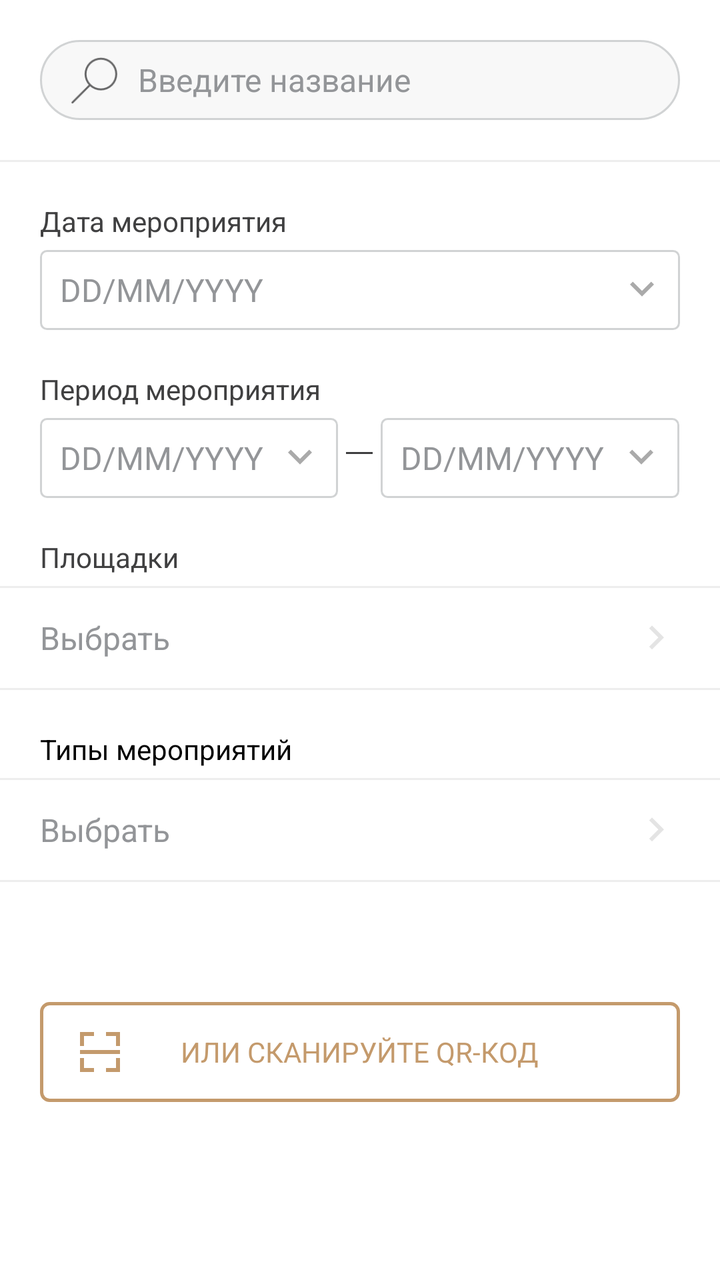
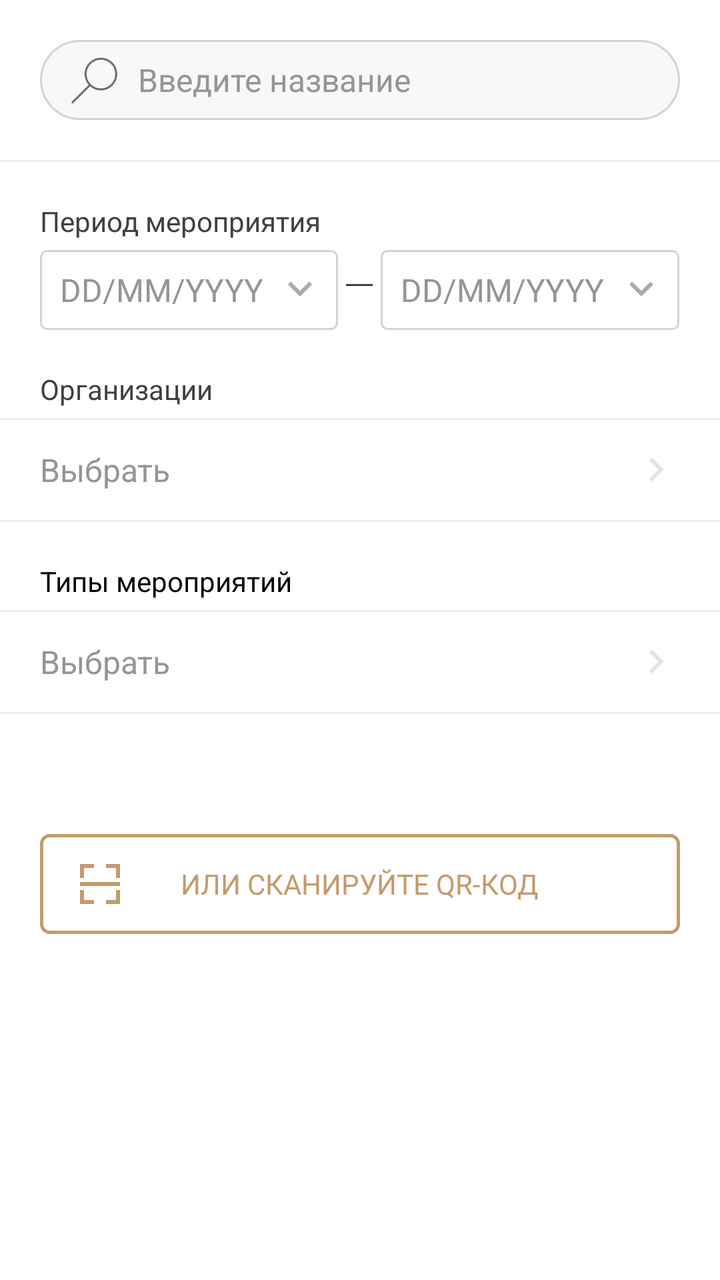

Two renders of the same Android screen: before a commit and after it. Below are the layout's source before the change and the commit's diff.
<!-- AndroidManifest.xml: application theme AppTheme -->
<!-- res/layout/item_search_header.xml -->
<?xml version="1.0" encoding="utf-8"?>
<LinearLayout xmlns:android="http://schemas.android.com/apk/res/android"
    xmlns:tools="http://schemas.android.com/tools"
    android:layout_width="match_parent"
    android:layout_height="wrap_content"
    android:orientation="vertical"
    android:paddingBottom="10dp">

    <FrameLayout
        android:layout_width="match_parent"
        android:layout_height="wrap_content"
        android:background="@android:color/white"
        android:padding="@dimen/profile_padding_start">

        <EditText
            android:id="@+id/etSearchText"
            android:layout_width="match_parent"
            android:layout_height="40dp"
            android:background="@drawable/background_search_edittext"
            android:drawableStart="@drawable/ic_search"
            android:drawablePadding="10dp"
            android:hint="@string/search_hint"
            android:paddingStart="15dp"
            android:textColor="@android:color/black"
            android:textColorHint="@color/hint_gray"
            android:textSize="16sp"
            tools:ignore="Autofill,TextFields" />
    </FrameLayout>

    <View style="@style/ViewDivider.Horizontal" />

    <TextView
        android:layout_width="wrap_content"
        android:layout_height="wrap_content"
        android:layout_marginStart="@dimen/profile_padding_start"
        android:layout_marginTop="20dp"
        android:text="@string/search_date" />

    <TextView
        android:id="@+id/tvDate"
        android:layout_width="match_parent"
        android:layout_height="40dp"
        android:layout_marginStart="@dimen/profile_padding_start"
        android:layout_marginTop="5dp"
        android:layout_marginEnd="@dimen/profile_padding_start"
        android:background="@drawable/background_edittext_login"
        android:drawableEnd="@drawable/ic_keyboard_arrow_down_black_24dp"
        android:gravity="center_vertical"
        android:hint="@string/search_date_hint"
        android:paddingStart="10dp"
        android:paddingEnd="7dp"
        android:textColorHint="@color/hint_gray"
        android:textSize="16sp" />

    <TextView
        android:layout_width="wrap_content"
        android:layout_height="wrap_content"
        android:layout_marginStart="@dimen/profile_padding_start"
        android:layout_marginTop="20dp"
        android:text="@string/search_period_date" />

    <LinearLayout
        android:layout_width="match_parent"
        android:layout_height="wrap_content"
        android:orientation="horizontal"
        android:paddingStart="@dimen/profile_padding_start"
        android:paddingEnd="@dimen/profile_padding_start">

        <TextView
            android:id="@+id/tvPeriodFrom"
            android:layout_width="0dp"
            android:layout_height="40dp"
            android:layout_marginTop="5dp"
            android:layout_weight="1"
            android:background="@drawable/background_edittext_login"
            android:drawableEnd="@drawable/ic_keyboard_arrow_down_black_24dp"
            android:gravity="center_vertical"
            android:hint="@string/search_date_hint"
            android:paddingStart="10dp"
            android:paddingEnd="7dp"
            android:textColorHint="@color/hint_gray"
            android:textSize="16sp" />

        <View
            android:layout_width="0dp"
            android:layout_height="1dp"
            android:layout_gravity="center"
            android:layout_marginStart="4dp"
            android:layout_marginEnd="4dp"
            android:layout_weight="0.09"
            android:background="@color/text_title" />

        <TextView
            android:id="@+id/tvPeriodTo"
            android:layout_width="0dp"
            android:layout_height="40dp"
            android:layout_marginTop="5dp"
            android:layout_weight="1"
            android:background="@drawable/background_edittext_login"
            android:drawableEnd="@drawable/ic_keyboard_arrow_down_black_24dp"
            android:gravity="center_vertical"
            android:hint="@string/search_date_hint"
            android:paddingStart="10dp"
            android:paddingEnd="7dp"
            android:textColorHint="@color/hint_gray"
            android:textSize="16sp" />

    </LinearLayout>

    <TextView
        android:layout_width="wrap_content"
        android:layout_height="wrap_content"
        android:layout_marginStart="@dimen/profile_padding_start"
        android:layout_marginTop="20dp"
        android:text="@string/search_places" />

    <View
        style="@style/ViewDivider.Horizontal"
        android:layout_marginTop="5dp" />

    <TextView
        android:id="@+id/tvPlaces"
        android:layout_width="match_parent"
        android:layout_height="@dimen/profile_height_field"
        android:background="@android:color/white"
        android:drawableEnd="@drawable/ic_keyboard_arrow_right"
        android:gravity="center_vertical"
        android:hint="@string/search_select"
        android:paddingStart="@dimen/profile_padding_start"
        android:paddingEnd="@dimen/profile_padding_start"
        android:textColorHint="@color/hint_gray"
        android:textSize="16sp" />

    <View style="@style/ViewDivider.Horizontal" />

    <androidx.recyclerview.widget.RecyclerView
        android:id="@+id/recyclerViewPlaces"
        android:layout_width="match_parent"
        android:layout_height="wrap_content"
        android:paddingStart="@dimen/profile_padding_start"
        android:paddingEnd="@dimen/profile_padding_start"
        />

    <TextView
        android:layout_width="wrap_content"
        android:layout_height="wrap_content"
        android:layout_marginStart="@dimen/profile_padding_start"
        android:layout_marginTop="20dp"
        android:text="@string/search_type_event"
        android:textColor="@android:color/black" />

    <View
        style="@style/ViewDivider.Horizontal"
        android:layout_marginTop="5dp" />

    <TextView
        android:id="@+id/tvTypeEvents"
        android:layout_width="match_parent"
        android:layout_height="@dimen/profile_height_field"
        android:background="@android:color/white"
        android:drawableEnd="@drawable/ic_keyboard_arrow_right"
        android:gravity="center_vertical"
        android:hint="@string/search_select"
        android:paddingStart="@dimen/profile_padding_start"
        android:paddingEnd="@dimen/profile_padding_start"
        android:textColorHint="@color/hint_gray"
        android:textSize="16sp" />

    <View style="@style/ViewDivider.Horizontal" />

    <androidx.recyclerview.widget.RecyclerView
        android:id="@+id/recyclerViewType"
        android:layout_width="match_parent"
        android:layout_height="wrap_content"
        android:paddingStart="@dimen/profile_padding_start"
        android:paddingEnd="@dimen/profile_padding_start" />


    <FrameLayout
        android:id="@+id/btnQr"
        android:layout_width="match_parent"
        android:layout_height="@dimen/profile_height_field"
        android:layout_marginStart="@dimen/profile_padding_start"
        android:layout_marginTop="60dp"
        android:layout_marginEnd="@dimen/profile_padding_start"
        android:background="@drawable/background_corners_border"
        android:theme="@style/ViewBackgroundAccent">

        <ImageView
            android:layout_width="20dp"
            android:layout_height="20dp"
            android:layout_gravity="center_vertical"
            android:layout_marginStart="20dp"
            android:src="@drawable/ic_scan"
            tools:ignore="ContentDescription" />

        <TextView
            android:layout_width="wrap_content"
            android:layout_height="wrap_content"
            android:layout_gravity="center"
            android:text="@string/search_scan_qr_btn"
            android:textAllCaps="true"
            android:textColor="@color/colorAccent"
            android:textSize="14sp" />

    </FrameLayout>

    <LinearLayout
        android:id="@+id/llSearchResultTitle"
        android:layout_width="match_parent"
        android:layout_height="wrap_content"
        android:layout_marginTop="30dp"
        android:layout_marginBottom="10dp"
        android:orientation="horizontal"
        android:paddingStart="@dimen/profile_padding_start"
        android:visibility="gone">

        <TextView
            android:layout_width="wrap_content"
            android:layout_height="wrap_content"
            android:text="@string/search_result"
            fontPath="fonts/OpenSans-Light.ttf"
            android:textSize="18sp" />

    </LinearLayout>


</LinearLayout>
<!-- resources referenced by this layout -->
<resources>
  <color name="colorAccent">#C49A6C</color>
  <color name="hint_gray">#939598</color>
  <color name="text_title">#404041</color>
  <dimen name="profile_height_field">50dp</dimen>
  <dimen name="profile_padding_start">20dp</dimen>
  <!-- drawable background_corners_border (drawable) -->
  <?xml version="1.0" encoding="utf-8"?>
  <shape xmlns:android="http://schemas.android.com/apk/res/android">
      <corners android:radius="@dimen/background_default_corners_radius" />
      <stroke
          android:width="1.5dp"
          android:color="?attr/viewBackground" />
  </shape>
  <!-- drawable background_edittext_login (drawable) -->
  <?xml version="1.0" encoding="utf-8"?>
  <shape xmlns:android="http://schemas.android.com/apk/res/android">
      <stroke
          android:width="1dp"
          android:color="@color/disabled_color" />
      <corners android:radius="3dp" />
      <solid android:color="@android:color/white" />
  </shape>
  <!-- drawable background_search_edittext (drawable) -->
  <?xml version="1.0" encoding="utf-8"?>
  <shape xmlns:android="http://schemas.android.com/apk/res/android">
      <corners android:radius="40dp"/>
      <solid android:color="@color/search_edit_text_bg"/>
      <stroke android:color="@color/disabled_color" android:width="1dp"/>
  
  </shape>
  <!-- drawable ic_keyboard_arrow_right (drawable) -->
  <vector android:height="24dp" android:tint="#E4E4E4"
      android:viewportHeight="24.0" android:viewportWidth="24.0"
      android:width="24dp" xmlns:android="http://schemas.android.com/apk/res/android">
      <path android:fillColor="#FF000000" android:pathData="M8.59,16.34l4.58,-4.59 -4.58,-4.59L10,5.75l6,6 -6,6z"/>
  </vector>
  <string name="search_date">Дата мероприятия</string>
  <string name="search_date_hint">DD/MM/YYYY</string>
  <string name="search_hint">Введите название</string>
  <string name="search_period_date">Период мероприятия</string>
  <string name="search_places">Площадки</string>
  <string name="search_result">Результат поиска</string>
  <string name="search_scan_qr_btn">Или сканируйте QR-код</string>
  <string name="search_select">Выбрать</string>
  <string name="search_type_event">Типы мероприятий</string>
  <style name="ViewBackgroundAccent">
          <item name="viewBackground">@color/colorAccent</item>
      </style>
  <style name="ViewDivider.Horizontal">
          <item name="android:layout_width">match_parent</item>
          <item name="android:layout_height">1dp</item>
      </style>
  <dimen name="background_default_corners_radius">4dp</dimen>
  <color name="disabled_color">#d1d3d4</color>
  <color name="search_edit_text_bg">#f8f8f8</color>
  <color name="colorPrimary">#FAFAFA</color>
  <color name="colorPrimaryDark">#949494</color>
  <!-- drawable divider (drawable) -->
  <?xml version="1.0" encoding="utf-8"?>
  <shape xmlns:android="http://schemas.android.com/apk/res/android"
      android:shape="rectangle">
  
      <size
          android:width="1dp"
          android:height="1dp" />
  
      <solid android:color="@color/colorDivider" />
  
  </shape>
  <color name="colorDivider">#EEEEEE</color>
  <style name="AlertButtonStyle" parent="Widget.AppCompat.Button.ButtonBar.AlertDialog">
          <item name="android:textColor">@color/text_title</item>
          <item name="android:foreground">?attr/selectableItemBackground</item>
          <item name="android:background">?attr/selectableItemBackground</item>
      </style>
  <!-- unchanged entries left out for length: 5 -->
</resources>

<!-- the commit's change to res/layout/item_search_header.xml (unified diff, before → after) -->
@@ -29,28 +29,7 @@
 
     <View style="@style/ViewDivider.Horizontal" />
 
-    <TextView
-        android:layout_width="wrap_content"
-        android:layout_height="wrap_content"
-        android:layout_marginStart="@dimen/profile_padding_start"
-        android:layout_marginTop="20dp"
-        android:text="@string/search_date" />
-
-    <TextView
-        android:id="@+id/tvDate"
-        android:layout_width="match_parent"
-        android:layout_height="40dp"
-        android:layout_marginStart="@dimen/profile_padding_start"
-        android:layout_marginTop="5dp"
-        android:layout_marginEnd="@dimen/profile_padding_start"
-        android:background="@drawable/background_edittext_login"
-        android:drawableEnd="@drawable/ic_keyboard_arrow_down_black_24dp"
-        android:gravity="center_vertical"
-        android:hint="@string/search_date_hint"
-        android:paddingStart="10dp"
-        android:paddingEnd="7dp"
-        android:textColorHint="@color/hint_gray"
-        android:textSize="16sp" />
+    
 
     <TextView
         android:layout_width="wrap_content"
@@ -112,7 +91,7 @@
         android:layout_height="wrap_content"
         android:layout_marginStart="@dimen/profile_padding_start"
         android:layout_marginTop="20dp"
-        android:text="@string/search_places" />
+        android:text="@string/search_organizations" />
 
     <View
         style="@style/ViewDivider.Horizontal"
@@ -222,6 +201,19 @@
             fontPath="fonts/OpenSans-Light.ttf"
             android:textSize="18sp" />
 
+        <TextView
+            android:layout_width="wrap_content"
+            android:layout_height="wrap_content"
+            android:textSize="18sp"
+            android:textColor="@android:color/white"
+            android:layout_marginStart="7dp"
+            android:id="@+id/tvSearchResultCount"
+            android:paddingBottom="2dp"
+            android:paddingTop="2dp"
+            android:paddingStart="8dp"
+            android:paddingEnd="8dp"
+            android:background="@drawable/search_result_count_background"/>
+
     </LinearLayout>
 
 
<!-- resource entries referenced after the edit -->
@@ -36,11 +36,19 @@
       android:width="24dp" xmlns:android="http://schemas.android.com/apk/res/android">
       <path android:fillColor="#FF000000" android:pathData="M8.59,16.34l4.58,-4.59 -4.58,-4.59L10,5.75l6,6 -6,6z"/>
   </vector>
-  <string name="search_date">Дата мероприятия</string>
+  <!-- drawable search_result_count_background (drawable) -->
+  <?xml version="1.0" encoding="utf-8"?>
+  <selector xmlns:android="http://schemas.android.com/apk/res/android">
+  <item>
+      <shape android:shape="oval">
+          <solid android:color="@color/event_status_approved_background"/>
+      </shape>
+  </item>
+  </selector>
   <string name="search_date_hint">DD/MM/YYYY</string>
   <string name="search_hint">Введите название</string>
+  <string name="search_organizations">Организации</string>
   <string name="search_period_date">Период мероприятия</string>
-  <string name="search_places">Площадки</string>
   <string name="search_result">Результат поиска</string>
   <string name="search_scan_qr_btn">Или сканируйте QR-код</string>
   <string name="search_select">Выбрать</string>
@@ -55,6 +63,7 @@
   <dimen name="background_default_corners_radius">4dp</dimen>
   <color name="disabled_color">#d1d3d4</color>
   <color name="search_edit_text_bg">#f8f8f8</color>
+  <color name="event_status_approved_background">#2BB673</color>
   <color name="colorPrimary">#FAFAFA</color>
   <color name="colorPrimaryDark">#949494</color>
   <!-- drawable divider (drawable) -->
